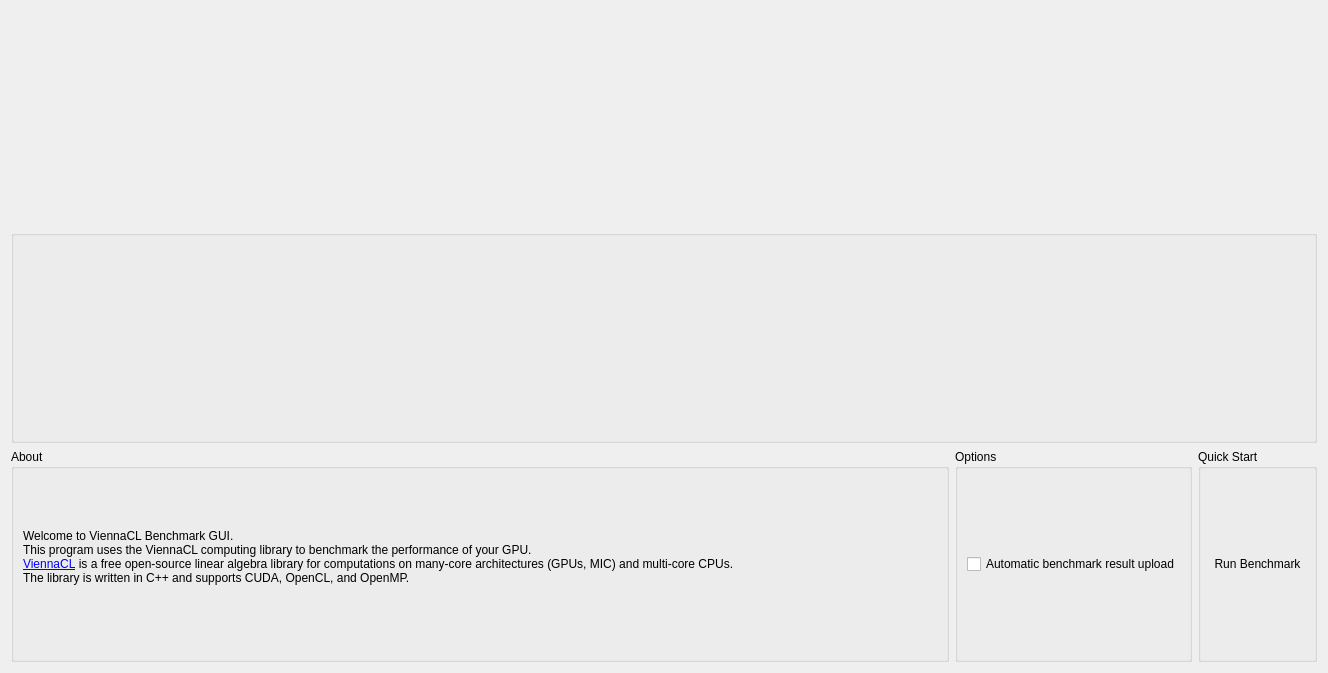
Above: src/ui/homescreen.ui from viennacl/viennaclbench-dev before the change. Below: the same form after it.
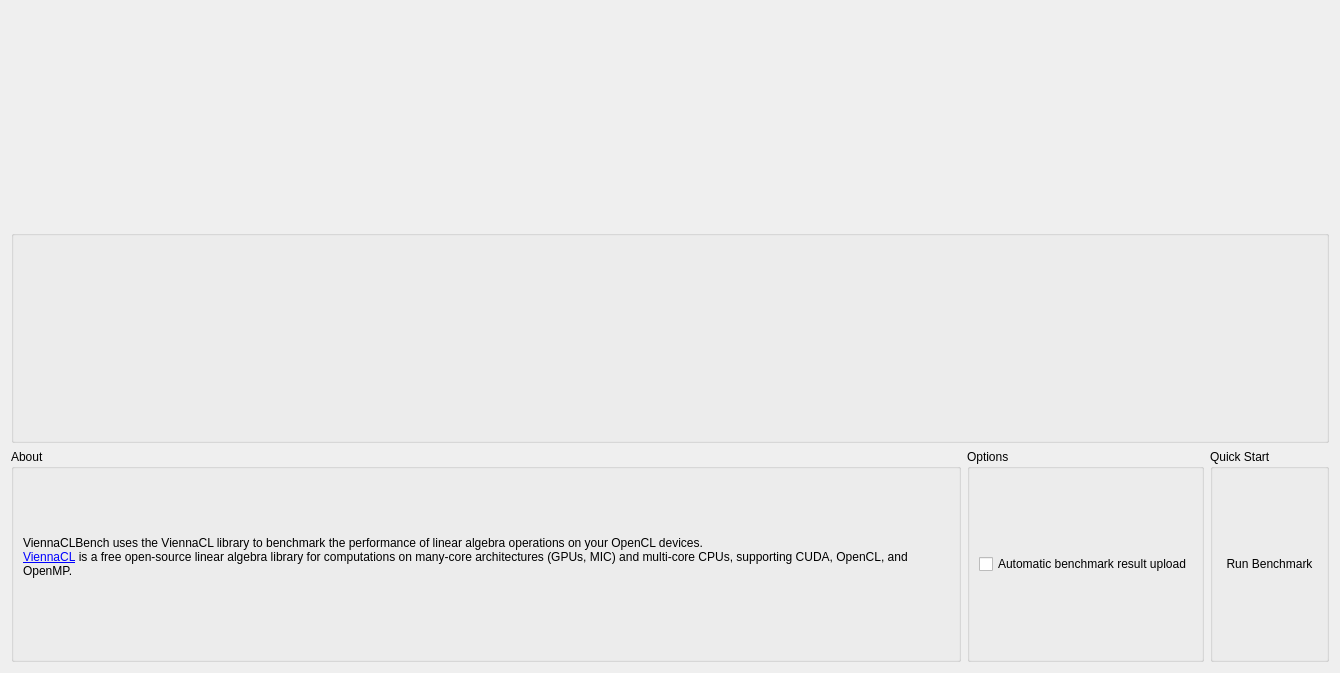
That is the form after the change. Icons and pictures are not drawn.

Commit message: Naming: Now using "ViennaCLBench" everywhere.

The edit to the form file:
```diff
--- a/src/ui/homescreen.ui
+++ b/src/ui/homescreen.ui
@@ -6,7 +6,7 @@
    <rect>
     <x>0</x>
     <y>0</y>
-    <width>1328</width>
+    <width>1340</width>
     <height>673</height>
    </rect>
   </property>
@@ -72,11 +72,14 @@
          </sizepolicy>
         </property>
         <property name="text">
-         <string>&lt;html&gt;&lt;head/&gt;&lt;body&gt;&lt;p&gt;Welcome to ViennaCL Benchmark GUI. &lt;br/&gt;This program uses the ViennaCL computing library to benchmark the performance of your GPU.&lt;br/&gt;&lt;a href=&quot;http://viennacl.sourceforge.net&quot;&gt;&lt;span style=&quot; text-decoration: underline; color:#0000ff;&quot;&gt;ViennaCL&lt;/span&gt;&lt;/a&gt; is a free open-source linear algebra library for computations on many-core architectures (GPUs, MIC) and multi-core CPUs.&lt;br/&gt;The library is written in C++ and supports CUDA, OpenCL, and OpenMP.&lt;br/&gt;&lt;/p&gt;&lt;/body&gt;&lt;/html&gt;</string>
+         <string>&lt;html&gt;&lt;head/&gt;&lt;body&gt;&lt;p&gt;ViennaCLBench uses the ViennaCL library to benchmark the performance of linear algebra operations on your OpenCL devices.&lt;br/&gt;&lt;a href=&quot;http://viennacl.sourceforge.net&quot;&gt;&lt;span style=&quot; text-decoration: underline; color:#0000ff;&quot;&gt;ViennaCL&lt;/span&gt;&lt;/a&gt; is a free open-source linear algebra library for computations on many-core architectures (GPUs, MIC) and multi-core CPUs, supporting CUDA, OpenCL, and OpenMP.&lt;br/&gt;&lt;/p&gt;&lt;/body&gt;&lt;/html&gt;</string>
         </property>
         <property name="textFormat">
          <enum>Qt::RichText</enum>
         </property>
+        <property name="wordWrap">
+         <bool>true</bool>
+        </property>
         <property name="openExternalLinks">
          <bool>true</bool>
         </property>
```
The commit also changes 5 other files.
